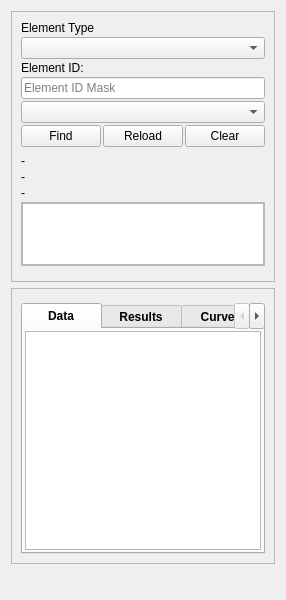
Above: ui/qgisred_unified_find_properties.ui from qgisred/QGISRed before the change. Below: the same form after it.
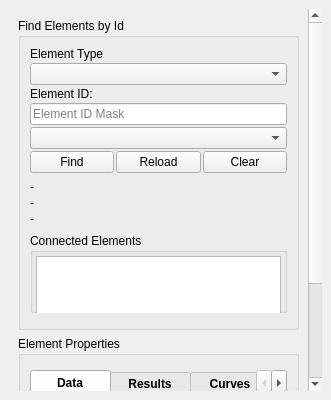
That is the form after the change. Custom widgets are drawn as their Qt base class.

Commit message: Maximum Height and Pencil

What changed in the file:
```diff
--- a/ui/qgisred_unified_find_properties.ui
+++ b/ui/qgisred_unified_find_properties.ui
@@ -6,107 +6,52 @@
    <rect>
     <x>0</x>
     <y>0</y>
-    <width>281</width>
-    <height>600</height>
+    <width>331</width>
+    <height>400</height>
    </rect>
   </property>
-  <property name="sizePolicy">
-   <sizepolicy hsizetype="Preferred" vsizetype="Minimum">
-    <horstretch>0</horstretch>
-    <verstretch>0</verstretch>
-   </sizepolicy>
-  </property>
   <property name="minimumSize">
    <size>
-    <width>281</width>
-    <height>600</height>
+    <width>315</width>
+    <height>400</height>
    </size>
   </property>
-  <property name="styleSheet">
-   <string notr="true">
-QDockWidget::title {
-    font-weight: bold;
-    font-size: 12pt;
-}
-   </string>
-  </property>
-  <property name="features">
-   <set>QDockWidget::AllDockWidgetFeatures</set>
-  </property>
-  <property name="allowedAreas">
-   <set>Qt::AllDockWidgetAreas</set>
-  </property>
   <property name="windowTitle">
    <string>QGISRed Elements Explorer</string>
   </property>
   <widget class="QWidget" name="dockWidgetContents">
-   <layout class="QVBoxLayout" name="verticalLayout_2">
-    <property name="spacing">
-     <number>2</number>
-    </property>
-    <property name="leftMargin">
-     <number>2</number>
-    </property>
-    <property name="topMargin">
-     <number>2</number>
-    </property>
-    <property name="rightMargin">
-     <number>2</number>
-    </property>
-    <property name="bottomMargin">
-     <number>2</number>
-    </property>
+   <layout class="QHBoxLayout" name="horizontalLayout">
     <item>
-     <layout class="QVBoxLayout" name="verticalLayout">
-      <property name="spacing">
-       <number>2</number>
-      </property>
-      <property name="leftMargin">
-       <number>0</number>
-      </property>
-      <property name="topMargin">
-       <number>0</number>
-      </property>
-      <property name="rightMargin">
-       <number>0</number>
-      </property>
-      <property name="bottomMargin">
-       <number>0</number>
-      </property>
-      <item>
-       <widget class="QFrame" name="frame">
+     <widget class="QgsScrollArea" name="scrollArea">
         <property name="frameShape">
          <enum>QFrame::NoFrame</enum>
         </property>
-        <property name="frameShadow">
-         <enum>QFrame::Sunken</enum>
-        </property>
         <property name="lineWidth">
          <number>0</number>
         </property>
-        <layout class="QVBoxLayout" name="verticalLayout_3">
-         <item>
-          <widget class="QFrame" name="frameFindElements">
-           <property name="sizePolicy">
-            <sizepolicy hsizetype="Preferred" vsizetype="Preferred">
-             <horstretch>0</horstretch>
-             <verstretch>0</verstretch>
-            </sizepolicy>
-           </property>
-           <property name="frameShape">
-            <enum>QFrame::StyledPanel</enum>
-           </property>
-           <property name="frameShadow">
-            <enum>QFrame::Sunken</enum>
-           </property>
-           <layout class="QGridLayout" name="gridLayout">
-            <property name="sizeConstraint">
-             <enum>QLayout::SetDefaultConstraint</enum>
-            </property>
-            <property name="bottomMargin">
-             <number>10</number>
-            </property>
-            <item row="0" column="0">
+      <property name="widgetResizable">
+       <bool>true</bool>
+      </property>
+      <widget class="QWidget" name="scrollAreaWidgetContents">
+       <property name="geometry">
+        <rect>
+         <x>0</x>
+         <y>-4</y>
+         <width>296</width>
+         <height>516</height>
+        </rect>
+       </property>
+       <layout class="QVBoxLayout" name="verticalLayout">
+        <item>
+         <widget class="QgsCollapsibleGroupBox" name="mFindElementsGroupBox">
+          <property name="title">
+           <string>Find Elements by Id</string>
+          </property>
+          <property name="collapsed">
+           <bool>false</bool>
+          </property>
+          <layout class="QVBoxLayout" name="verticalLayout_6">
+           <item>
              <layout class="QVBoxLayout" name="findElementsLayout">
               <property name="spacing">
                <number>2</number>
@@ -168,6 +113,18 @@
                   <verstretch>0</verstretch>
                  </sizepolicy>
                 </property>
+               <property name="maximumSize">
+                <size>
+                 <width>16777215</width>
+                 <height>200</height>
+                </size>
+               </property>
+               <property name="maxVisibleItems">
+                <number>10</number>
+               </property>
+               <property name="sizeAdjustPolicy">
+                <enum>QComboBox::AdjustToContentsOnFirstShow</enum>
+               </property>
                 <property name="placeholderText">
                  <string/>
                 </property>
@@ -242,28 +199,44 @@
                </widget>
               </item>
               <item>
-               <widget class="QFrame" name="frameConnectedElements">
-                <property name="frameShape">
-                 <enum>QFrame::StyledPanel</enum>
-                </property>
-                <property name="frameShadow">
-                 <enum>QFrame::Raised</enum>
+              <widget class="Line" name="line_2">
+               <property name="enabled">
+                <bool>true</bool>
+               </property>
+               <property name="lineWidth">
+                <number>0</number>
+               </property>
+               <property name="orientation">
+                <enum>Qt::Horizontal</enum>
+               </property>
+              </widget>
+             </item>
+             <item>
+              <widget class="QgsCollapsibleGroupBox" name="mConnectedElementsGroupBox">
+               <property name="maximumSize">
+                <size>
+                 <width>16777215</width>
+                 <height>80</height>
+                </size>
+               </property>
+               <property name="title">
+                <string>Connected Elements</string>
                 </property>
                 <layout class="QVBoxLayout" name="verticalLayout_4">
                  <property name="spacing">
-                  <number>0</number>
+                 <number>1</number>
                  </property>
                  <property name="leftMargin">
-                  <number>0</number>
+                 <number>3</number>
                  </property>
                  <property name="topMargin">
-                  <number>0</number>
+                 <number>3</number>
                  </property>
                  <property name="rightMargin">
-                  <number>0</number>
+                 <number>3</number>
                  </property>
                  <property name="bottomMargin">
-                  <number>0</number>
+                 <number>3</number>
                  </property>
                  <item>
                   <widget class="QListWidget" name="listWidget">
@@ -282,7 +255,7 @@
                    <property name="maximumSize">
                     <size>
                      <width>16777215</width>
-                     <height>70</height>
+                    <height>80</height>
                     </size>
                    </property>
                    <property name="font">
@@ -302,15 +275,15 @@
           </widget>
          </item>
          <item>
-          <widget class="QFrame" name="frameElementProperties">
-           <property name="frameShape">
-            <enum>QFrame::StyledPanel</enum>
-           </property>
-           <property name="frameShadow">
-            <enum>QFrame::Sunken</enum>
-           </property>
-           <layout class="QGridLayout" name="gridLayout_2">
-            <item row="0" column="0">
+         <widget class="QgsCollapsibleGroupBox" name="mElementPropertiesGroupBox">
+          <property name="title">
+           <string>Element Properties</string>
+          </property>
+          <property name="collapsed">
+           <bool>false</bool>
+          </property>
+          <layout class="QVBoxLayout" name="verticalLayout_3">
+           <item>
              <layout class="QVBoxLayout" name="elementPropertiesLayout">
               <property name="spacing">
                <number>2</number>
@@ -538,10 +511,18 @@
            </layout>
           </widget>
          </item>
-        </layout>
-       </widget>
-      </item>
-     </layout>
+        <item>
+         <spacer name="verticalSpacer_2">
+          <property name="orientation">
+           <enum>Qt::Vertical</enum>
+          </property>
+          <property name="sizeHint" stdset="0">
+           <size>
+            <width>20</width>
+            <height>5</height>
+           </size>
+          </property>
+         </spacer>
     </item>
     <item>
      <spacer name="verticalSpacer">
@@ -551,7 +532,7 @@
       <property name="sizeHint" stdset="0">
        <size>
         <width>20</width>
-        <height>40</height>
+            <height>5</height>
        </size>
       </property>
      </spacer>
@@ -559,6 +540,24 @@
    </layout>
   </widget>
  </widget>
+    </item>
+   </layout>
+  </widget>
+ </widget>
+ <customwidgets>
+  <customwidget>
+   <class>QgsCollapsibleGroupBox</class>
+   <extends>QGroupBox</extends>
+   <header>qgis.gui</header>
+   <container>1</container>
+  </customwidget>
+  <customwidget>
+   <class>QgsScrollArea</class>
+   <extends>QScrollArea</extends>
+   <header>qgis.gui</header>
+   <container>1</container>
+  </customwidget>
+ </customwidgets>
  <resources/>
  <connections/>
 </ui>
```
Left out of the diff: 8 changed lines with no effect on the pictures. Lines whose indentation alone changed are shown as unchanged. The commit also changes 12 other files.
